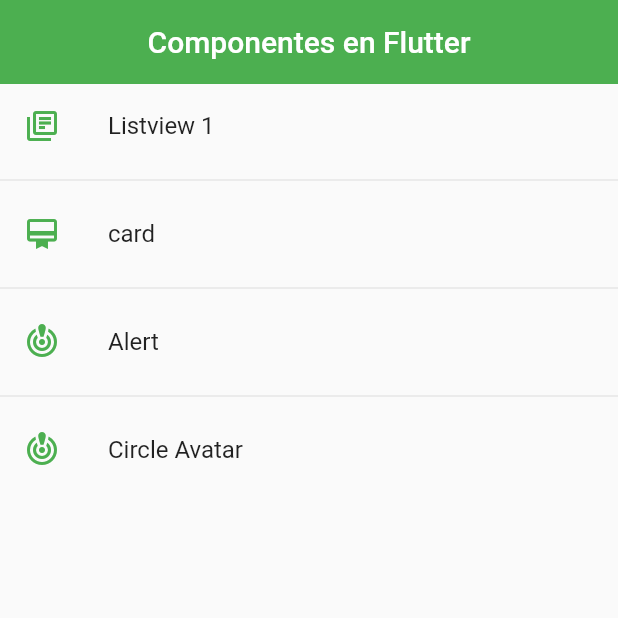
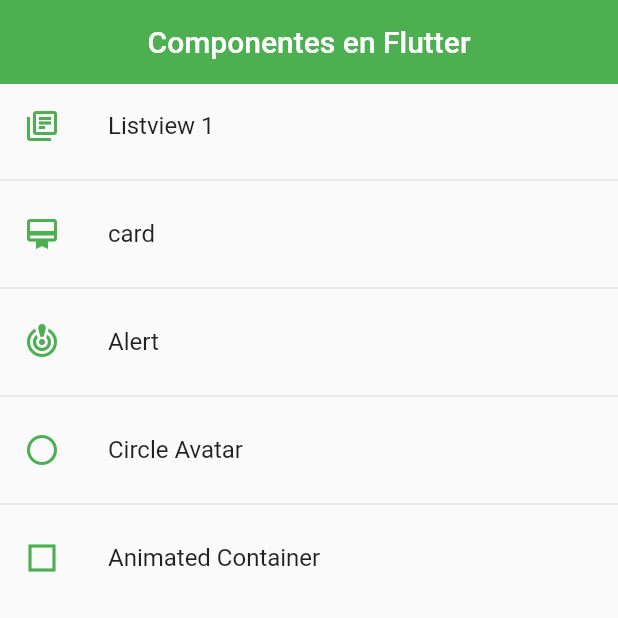
Before and after one commit to Akrata/curso-Flutter, a Flutter app: the screen it shows after launch, on a phone screen of 412 x 824 dp, the top half of it. Run offline on Flutter 3.47's test engine with Material 2 defaults, Android fonts, the phone set to English and light mode, and no system bars.

Commit message:
components_6

```diff
--- a/components_app/lib/router/app_routes.dart
+++ b/components_app/lib/router/app_routes.dart
@@ -32,7 +32,12 @@ class AppRoutes {
         route_dir: 'circleAvatar',
         name: 'Circle Avatar',
         screen: CircleAvatarScreen(),
-        icon: Icons.crisis_alert),
+        icon: Icons.circle_outlined),
+    MenuOptions(
+        route_dir: 'animatedContainer',
+        name: 'Animated Container',
+        screen: AnimatedScreen(),
+        icon: Icons.check_box_outline_blank_sharp),
   ];
 
   static Map<String, Widget Function(BuildContext)> getAppRoutes() {
--- a/components_app/lib/screens/screens.dart
+++ b/components_app/lib/screens/screens.dart
@@ -1,3 +1,5 @@
+export 'package:components_app/screens/animated_screen.dart';
+
 export 'package:components_app/screens/circle_avatar_screen.dart';
 
 export 'package:components_app/screens/alert_screen.dart';
```
Also changed, not shown: components_app/lib/screens/animated_screen.dart (added, +56 -0 lines).
